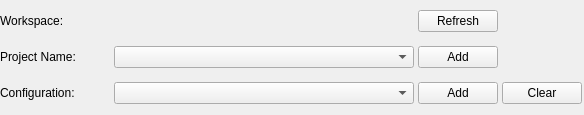
Old version of the form CoActionOS-QtSDK/CSdk/CInstaller.ui in the repository CoActionOS/CoActionOS-Desktop.
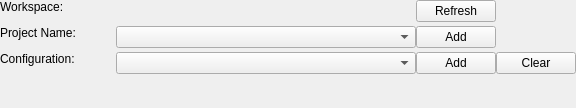
New version of the form. Custom widgets are drawn as their Qt base class.

Patch:
```diff
--- a/CoActionOS-QtSDK/CSdk/CInstaller.ui
+++ b/CoActionOS-QtSDK/CSdk/CInstaller.ui
@@ -6,15 +6,21 @@
    <rect>
     <x>0</x>
     <y>0</y>
-    <width>584</width>
-    <height>115</height>
+    <width>565</width>
+    <height>108</height>
    </rect>
   </property>
   <property name="windowTitle">
    <string>Form</string>
   </property>
-  <layout class="QVBoxLayout" name="verticalLayout">
-   <property name="spacing">
+  <layout class="QFormLayout" name="formLayout">
+   <property name="labelAlignment">
+    <set>Qt::AlignLeading|Qt::AlignLeft|Qt::AlignVCenter</set>
+   </property>
+   <property name="formAlignment">
+    <set>Qt::AlignLeading|Qt::AlignLeft|Qt::AlignTop</set>
+   </property>
+   <property name="verticalSpacing">
     <number>4</number>
    </property>
    <property name="leftMargin">
@@ -29,101 +35,11 @@
    <property name="bottomMargin">
     <number>0</number>
    </property>
-   <item>
-    <layout class="QHBoxLayout" name="horizontalLayout_2" stretch="0,0,0,0">
+   <item row="2" column="1">
+    <layout class="QHBoxLayout" name="horizontalLayout" stretch="0,0,0">
      <property name="spacing">
       <number>-1</number>
      </property>
-     <item>
-      <widget class="QLabel" name="workspaceLabel">
-       <property name="sizePolicy">
-        <sizepolicy hsizetype="Fixed" vsizetype="Fixed">
-         <horstretch>0</horstretch>
-         <verstretch>0</verstretch>
-        </sizepolicy>
-       </property>
-       <property name="minimumSize">
-        <size>
-         <width>110</width>
-         <height>0</height>
-        </size>
-       </property>
-       <property name="text">
-        <string>Workspace:    </string>
-       </property>
-      </widget>
-     </item>
-     <item>
-      <widget class="CLineEdit" name="workspaceLine" native="true">
-       <property name="minimumSize">
-        <size>
-         <width>300</width>
-         <height>0</height>
-        </size>
-       </property>
-       <property name="maximumSize">
-        <size>
-         <width>300</width>
-         <height>16777215</height>
-        </size>
-       </property>
-      </widget>
-     </item>
-     <item>
-      <widget class="QPushButton" name="refreshWorkspaceButton">
-       <property name="sizePolicy">
-        <sizepolicy hsizetype="Minimum" vsizetype="Fixed">
-         <horstretch>0</horstretch>
-         <verstretch>0</verstretch>
-        </sizepolicy>
-       </property>
-       <property name="minimumSize">
-        <size>
-         <width>0</width>
-         <height>0</height>
-        </size>
-       </property>
-       <property name="text">
-        <string>Refresh</string>
-       </property>
-      </widget>
-     </item>
-     <item>
-      <spacer name="horizontalSpacer_3">
-       <property name="orientation">
-        <enum>Qt::Horizontal</enum>
-       </property>
-       <property name="sizeHint" stdset="0">
-        <size>
-         <width>40</width>
-         <height>20</height>
-        </size>
-       </property>
-      </spacer>
-     </item>
-    </layout>
-   </item>
-   <item>
-    <layout class="QHBoxLayout" name="horizontalLayout" stretch="0,0,0,0">
-     <item>
-      <widget class="QLabel" name="projectNameLabel">
-       <property name="sizePolicy">
-        <sizepolicy hsizetype="Fixed" vsizetype="Fixed">
-         <horstretch>0</horstretch>
-         <verstretch>0</verstretch>
-        </sizepolicy>
-       </property>
-       <property name="minimumSize">
-        <size>
-         <width>110</width>
-         <height>0</height>
-        </size>
-       </property>
-       <property name="text">
-        <string>Project Name:</string>
-       </property>
-      </widget>
-     </item>
      <item>
       <widget class="QComboBox" name="projectNameComboBox">
        <property name="sizePolicy">
@@ -180,27 +96,49 @@
      </item>
     </layout>
    </item>
-   <item>
+   <item row="2" column="0">
+    <widget class="QLabel" name="projectNameLabel">
+     <property name="sizePolicy">
+      <sizepolicy hsizetype="Fixed" vsizetype="Fixed">
+       <horstretch>0</horstretch>
+       <verstretch>0</verstretch>
+      </sizepolicy>
+     </property>
+     <property name="minimumSize">
+      <size>
+       <width>110</width>
+       <height>0</height>
+      </size>
+     </property>
+     <property name="text">
+      <string>Project Name:</string>
+     </property>
+    </widget>
+   </item>
+   <item row="4" column="0">
+    <widget class="QLabel" name="configurationLabel">
+     <property name="sizePolicy">
+      <sizepolicy hsizetype="Fixed" vsizetype="Fixed">
+       <horstretch>0</horstretch>
+       <verstretch>0</verstretch>
+      </sizepolicy>
+     </property>
+     <property name="minimumSize">
+      <size>
+       <width>110</width>
+       <height>0</height>
+      </size>
+     </property>
+     <property name="text">
+      <string>Configuration:</string>
+     </property>
+    </widget>
+   </item>
+   <item row="4" column="1">
     <layout class="QHBoxLayout" name="configurationHorizontalLayout">
-     <item>
-      <widget class="QLabel" name="configurationLabel">
-       <property name="sizePolicy">
-        <sizepolicy hsizetype="Fixed" vsizetype="Fixed">
-         <horstretch>0</horstretch>
-         <verstretch>0</verstretch>
-        </sizepolicy>
-       </property>
-       <property name="minimumSize">
-        <size>
-         <width>110</width>
-         <height>0</height>
-        </size>
-       </property>
-       <property name="text">
-        <string>Configuration:</string>
-       </property>
-      </widget>
-     </item>
+     <property name="spacing">
+      <number>-1</number>
+     </property>
      <item>
       <widget class="QComboBox" name="configurationComboBox">
        <property name="sizePolicy">
@@ -276,6 +214,80 @@
      </item>
     </layout>
    </item>
+   <item row="1" column="0">
+    <widget class="QLabel" name="workspaceLabel">
+     <property name="sizePolicy">
+      <sizepolicy hsizetype="Fixed" vsizetype="Fixed">
+       <horstretch>0</horstretch>
+       <verstretch>0</verstretch>
+      </sizepolicy>
+     </property>
+     <property name="minimumSize">
+      <size>
+       <width>110</width>
+       <height>0</height>
+      </size>
+     </property>
+     <property name="text">
+      <string>Workspace:    </string>
+     </property>
+    </widget>
+   </item>
+   <item row="1" column="1">
+    <layout class="QHBoxLayout" name="horizontalLayout_2" stretch="0,0,0">
+     <property name="spacing">
+      <number>-1</number>
+     </property>
+     <item>
+      <widget class="CLineEdit" name="workspaceLine" native="true">
+       <property name="minimumSize">
+        <size>
+         <width>300</width>
+         <height>0</height>
+        </size>
+       </property>
+       <property name="maximumSize">
+        <size>
+         <width>300</width>
+         <height>16777215</height>
+        </size>
+       </property>
+      </widget>
+     </item>
+     <item>
+      <widget class="QPushButton" name="refreshWorkspaceButton">
+       <property name="sizePolicy">
+        <sizepolicy hsizetype="Minimum" vsizetype="Minimum">
+         <horstretch>0</horstretch>
+         <verstretch>0</verstretch>
+        </sizepolicy>
+       </property>
+       <property name="minimumSize">
+        <size>
+         <width>0</width>
+         <height>0</height>
+        </size>
+       </property>
+       <property name="text">
+        <string>Refresh</string>
+       </property>
+      </widget>
+     </item>
+     <item>
+      <spacer name="horizontalSpacer_3">
+       <property name="orientation">
+        <enum>Qt::Horizontal</enum>
+       </property>
+       <property name="sizeHint" stdset="0">
+        <size>
+         <width>40</width>
+         <height>20</height>
+        </size>
+       </property>
+      </spacer>
+     </item>
+    </layout>
+   </item>
   </layout>
  </widget>
  <customwidgets>
```
